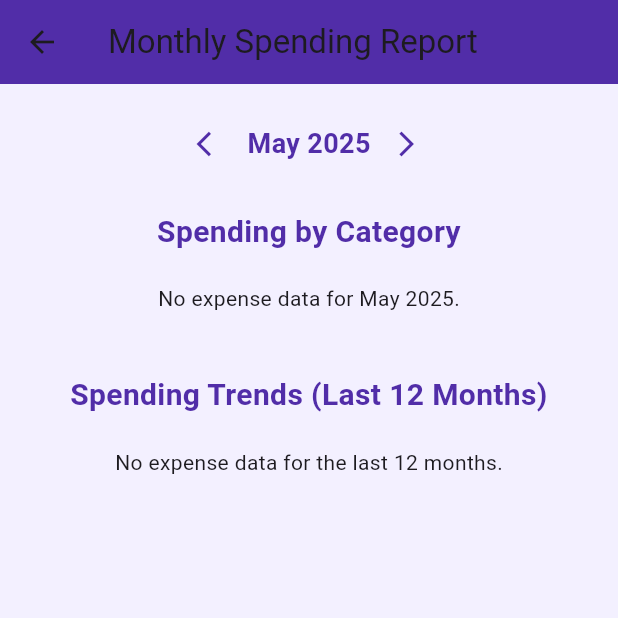
After one commit to vimethc/personal-finance-tracker, a Flutter app: the ReportsScreen screen opened directly, after a tap on the "arrow back ios" icon, on a phone screen of 412 x 824 dp, the top half of it. The commit adds this screen. Run offline on Flutter 3.47's test engine with Material 3 defaults, Android fonts, the phone set to English and light mode, and no system bars; our stand-ins replace cloud_firestore, firebase_auth, firebase_core, fl_chart, flutter_riverpod; accounts and stored records are empty.

Commit message:
feat: implement reports and insights for transaction analytics

```diff
--- a/lib/main.dart
+++ b/lib/main.dart
@@ -3,6 +3,7 @@ import 'package:flutter_riverpod/flutter_riverpod.dart';
 import 'package:firebase_core/firebase_core.dart';
 import 'screens/auth_screen.dart';
 import 'screens/dashboard_screen.dart';
+import 'screens/transaction_history_screen.dart';
 import 'providers/auth_providers.dart';
 
 void main() async {
@@ -22,6 +23,9 @@ class MyApp extends ConsumerWidget {
       theme: ThemeData(
         colorScheme: ColorScheme.fromSeed(seedColor: Colors.deepPurple),
       ),
+      routes: {
+        '/transactionHistory': (context) => const TransactionHistoryScreen(),
+      },
       home: authState.when(
         data: (user) {
           if (user == null) {
--- a/lib/providers/transaction_providers.dart
+++ b/lib/providers/transaction_providers.dart
@@ -1,6 +1,8 @@
 import 'package:flutter_riverpod/flutter_riverpod.dart';
 import '../services/transaction_service.dart';
 import '../models/transaction_model.dart';
+import './budget_providers.dart';
+import 'package:intl/intl.dart';
 
 final transactionServiceProvider = Provider<TransactionService>((ref) => TransactionService());
 
@@ -8,3 +10,21 @@ final transactionsProvider = StreamProvider<List<TransactionModel>>((ref) {
   final service = ref.watch(transactionServiceProvider);
   return service.getTransactions();
 });
+
+// Provider for the currently selected month for category summary
+final selectedCategoryMonthProvider = StateProvider<String>((ref) {
+  // Default to the current month
+  return DateFormat('yyyy-MM').format(DateTime.now());
+});
+
+final monthlyExpenseSummaryProvider = StreamProvider<Map<String, double>>((ref) {
+  final service = ref.watch(transactionServiceProvider);
+  // Watch the selected month provider
+  final selectedMonth = ref.watch(selectedCategoryMonthProvider);
+  return service.getMonthlyExpenseSummaryByCategory(selectedMonth);
+});
+
+final monthlySpendingTrendsProvider = StreamProvider<Map<String, double>>((ref) {
+  final service = ref.watch(transactionServiceProvider);
+  return service.getSpendingTrendsMonthly();
+});
--- /dev/null
+++ b/lib/screens/reports_screen.dart
@@ -0,0 +1,330 @@
+import 'package:flutter/material.dart';
+import 'package:flutter_riverpod/flutter_riverpod.dart';
+import 'package:fl_chart/fl_chart.dart';
+import '../providers/transaction_providers.dart';
+import 'package:intl/intl.dart';
+
+class ReportsScreen extends ConsumerWidget {
+  const ReportsScreen({Key? key}) : super(key: key);
+
+  @override
+  Widget build(BuildContext context, WidgetRef ref) {
+    final themeColor = const Color(0xFF512DA8);
+    final accentColor = const Color(0xFF9575CD);
+    final expenseSummaryAsync = ref.watch(monthlyExpenseSummaryProvider);
+    final spendingTrendsAsync = ref.watch(monthlySpendingTrendsProvider);
+    final selectedMonth = ref.watch(selectedCategoryMonthProvider);
+    final selectedMonthNotifier = ref.read(selectedCategoryMonthProvider.notifier);
+
+    // Function to change the month
+    void changeMonth(int monthsToAdd) {
+      final current = DateFormat('yyyy-MM').parse(selectedMonth);
+      final newMonth = DateTime(current.year, current.month + monthsToAdd);
+      selectedMonthNotifier.state = DateFormat('yyyy-MM').format(newMonth);
+    }
+
+    return Scaffold(
+      appBar: AppBar(
+        title: const Text('Monthly Spending Report'),
+        backgroundColor: themeColor,
+      ),
+      backgroundColor: const Color(0xFFF3F0FF),
+      body: SingleChildScrollView(
+        child: Padding(
+          padding: const EdgeInsets.all(16.0),
+          child: Column(
+            crossAxisAlignment: CrossAxisAlignment.stretch,
+            children: [
+              // Month Selector
+              Row(
+                mainAxisAlignment: MainAxisAlignment.center,
+                children: [
+                  IconButton(
+                    icon: Icon(Icons.arrow_back_ios, color: themeColor, size: 20),
+                    onPressed: () => changeMonth(-1),
+                  ),
+                  Text(
+                    DateFormat('MMMM yyyy').format(DateFormat('yyyy-MM').parse(selectedMonth)),
+                    style: TextStyle(fontSize: 18, fontWeight: FontWeight.bold, color: themeColor),
+                  ),
+                  IconButton(
+                    icon: Icon(Icons.arrow_forward_ios, color: themeColor, size: 20),
+                    onPressed: () => changeMonth(1),
+                  ),
+                ],
+              ),
+              const SizedBox(height: 20),
+
+              // Monthly Spending by Category Pie Chart Section
+              Text(
+                'Spending by Category',
+                style: TextStyle(fontSize: 20, fontWeight: FontWeight.bold, color: themeColor),
+                textAlign: TextAlign.center,
+              ),
+              const SizedBox(height: 20),
+              expenseSummaryAsync.when(
+                data: (summary) {
+                  if (summary.isEmpty) {
+                    return Center(child: Text('No expense data for ${DateFormat('MMMM yyyy').format(DateFormat('yyyy-MM').parse(selectedMonth))}.'));
+                  }
+
+                  // Prepare data for the Pie Chart
+                  final List<PieChartSectionData> sections = [];
+                  double total = summary.values.fold(0, (sum, item) => sum + item);
+                  int i = 0;
+                  final colors = [
+                    Colors.blue, Colors.green, Colors.orange, Colors.purple,
+                    Colors.teal, Colors.pink, Colors.brown, Colors.indigo,
+                  ]; // Example colors
+
+                  summary.forEach((category, amount) {
+                    final double percentage = (amount / total) * 100;
+                    sections.add(
+                      PieChartSectionData(
+                        value: amount,
+                        color: colors[i % colors.length],
+                        title: '\$${amount.toStringAsFixed(0)}\n${percentage.toStringAsFixed(1)}%',
+                        radius: 80,
+                        titleStyle: const TextStyle(
+                          fontSize: 14,
+                          fontWeight: FontWeight.bold,
+                          color: Colors.white,
+                        ),
+                        badgeWidget: _Badge(category, color: colors[i % colors.length]),
+                        badgePositionPercentageOffset: 1.0,
+                      ),
+                    );
+                    i++;
+                  });
+
+                  return Column(
+                    children: [
+                      SizedBox( // Wrap PieChart in SizedBox with specific height
+                        height: 250,
+                        child: PieChart(
+                          PieChartData(
+                            sections: sections,
+                            borderData: FlBorderData(show: false),
+                            sectionsSpace: 4,
+                            centerSpaceRadius: 40,
+                            pieTouchData: PieTouchData(enabled: true,
+                              touchCallback: (FlTouchEvent event, PieTouchResponse? pieTouchResponse) {
+                                if (!event.isInterestedForInteractions ||
+                                    pieTouchResponse == null ||
+                                    pieTouchResponse.touchedSection == null) {
+                                  return;
+                                }
+                                final touchedSection = pieTouchResponse.touchedSection!;
+                                final categoryIndex = touchedSection.touchedSectionIndex;
+                                if (categoryIndex < 0 || categoryIndex >= summary.keys.length) {
+                                  return;
+                                }
+                                final category = summary.keys.elementAt(categoryIndex);
+
+                                // Navigate to TransactionHistoryScreen with filters
+                                Navigator.pushNamed(context, '/transactionHistory',
+                                  arguments: {
+                                    'month': selectedMonth,
+                                    'category': category,
+                                  },
+                                );
+                              },
+                            ),
+                          ),
+                          duration: const Duration(milliseconds: 400),
+                          curve: Curves.easeInOut,
+                        ),
+                      ),
+                      const SizedBox(height: 20),
+                      Wrap(
+                        spacing: 8.0,
+                        runSpacing: 4.0,
+                        children: summary.keys.map((category) {
+                          final index = summary.keys.toList().indexOf(category);
+                          return _CategoryLegend(
+                            color: colors[index % colors.length],
+                            text: category,
+                          );
+                        }).toList(),
+                      )
+                    ],
+                  );
+                },
+                loading: () => const Center(child: CircularProgressIndicator()),
+                error: (e, _) => Center(child: Text('Error loading category summary: $e')),
+              ),
+
+              const SizedBox(height: 40),
+
+              // Monthly Spending Trends Line Chart Section
+              Text(
+                'Spending Trends (Last 12 Months)',
+                style: TextStyle(fontSize: 20, fontWeight: FontWeight.bold, color: themeColor),
+                textAlign: TextAlign.center,
+              ),
+              const SizedBox(height: 20),
+              spendingTrendsAsync.when(
+                data: (monthlyTotals) {
+                  if (monthlyTotals.isEmpty) {
+                    return const Center(child: Text('No expense data for the last 12 months.'));
+                  }
+
+                  // Sort months and prepare data for Line Chart
+                  final sortedMonths = monthlyTotals.keys.toList()..sort();
+                  final List<FlSpot> spots = [];
+                  final Map<int, String> monthIndexMap = {};
+
+                  for (var i = 0; i < sortedMonths.length; i++) {
+                    final monthKey = sortedMonths[i];
+                    final year = int.parse(monthKey.split('-')[0]);
+                    final month = int.parse(monthKey.split('-')[1]);
+                    final amount = monthlyTotals[monthKey] ?? 0.0;
+                    spots.add(FlSpot(i.toDouble(), amount));
+                    monthIndexMap[i] = DateFormat('MMM yy').format(DateTime(year, month));
+                  }
+
+                  double maxY = spots.isNotEmpty ? spots.map((e) => e.y).reduce((a, b) => a > b ? a : b) : 100;
+                  if (maxY < 100) maxY = 100; // Ensure maxY is at least 100
+
+                  return SizedBox(
+                    height: 250,
+                    child: LineChart(
+                      LineChartData(
+                        gridData: FlGridData(show: false),
+                        titlesData: FlTitlesData(
+                          bottomTitles: AxisTitles(
+                            sideTitles: SideTitles(
+                              showTitles: true,
+                              getTitlesWidget: (value, meta) {
+                                final index = value.toInt();
+                                if (index >= 0 && index < sortedMonths.length) {
+                                  return Padding(
+                                    padding: const EdgeInsets.only(top: 8.0),
+                                    child: Text(monthIndexMap[index]!, style: const TextStyle(fontSize: 10)),
+                                  );
+                                } else {
+                                  return const Text('');
+                                }
+                              },
+                              interval: 1.0,
+                              reservedSize: 30,
+                            ),
+                          ),
+                          leftTitles: AxisTitles(
+                            sideTitles: SideTitles(
+                              showTitles: true,
+                              reservedSize: 40,
+                              getTitlesWidget: (value, meta) => Text('\$${value.toInt()}', style: const TextStyle(fontSize: 10)),
+                              interval: maxY / 4, // Adjust interval based on max value
+                            ),
+                          ),
+                          topTitles: AxisTitles(sideTitles: SideTitles(showTitles: false)),
+                          rightTitles: AxisTitles(sideTitles: SideTitles(showTitles: false)),
+                        ),
+                        borderData: FlBorderData(
+                          show: true,
+                          border: Border.all(color: const Color(0xff37434d), width: 1),
+                        ),
+                        lineBarsData: [
+                          LineChartBarData(
+                            spots: spots,
+                            isCurved: true,
+                            barWidth: 2,
+                            color: accentColor,
+                            dotData: FlDotData(show: false),
+                            belowBarData: BarAreaData(
+                              show: true,
+                              color: accentColor.withOpacity(0.3),
+                            ),
+                          ),
+                        ],
+                        minX: 0,
+                        maxX: (sortedMonths.length > 0 ? sortedMonths.length - 1 : 0).toDouble(),
+                        minY: 0,
+                        maxY: maxY,
+                        lineTouchData: LineTouchData(
+                          touchTooltipData: LineTouchTooltipData(
+                            getTooltipItems: (List<LineBarSpot> touchedSpots) {
+                              return touchedSpots.map((spot) {
+                                final month = monthIndexMap[spot.x.toInt()];
+                                return LineTooltipItem(
+                                  '\$${spot.y.toStringAsFixed(2)}\n${month ?? '-'}',
+                                  const TextStyle(color: Colors.white, fontSize: 12),
+                                );
+                              }).toList();
+                            },
+                            getTooltipColor: (LineBarSpot touchedSpot) {
+                              // Return the background color for the tooltip
+                              return Colors.blueAccent;
+                            },
+                          ),
+                        ),
+                      ),
+                    ),
+                  );
+                },
+                loading: () => const Center(child: CircularProgressIndicator()),
+                error: (e, _) => Center(child: Text('Error loading spending trends: $e')),
+              ),
+            ],
+          ),
+        ),
+      ),
+    );
+  }
+}
+
+class _Badge extends StatelessWidget {
+  final String text;
+  final Color color;
+  const _Badge(this.text, {required this.color});
+
+  @override
+  Widget build(BuildContext context) {
+    return Container(
+      padding: const EdgeInsets.symmetric(horizontal: 6, vertical: 2),
+      decoration: BoxDecoration(
+        color: color,
+        borderRadius: BorderRadius.circular(12),
+      ),
+      child: Text(
+        text,
+        style: const TextStyle(
+          color: Colors.white,
+          fontSize: 10,
+          fontWeight: FontWeight.bold,
+        ),
+      ),
+    );
+  }
+}
+
+class _CategoryLegend extends StatelessWidget {
+  final Color color;
+  final String text;
+
+  const _CategoryLegend({
+    Key? key,
+    required this.color,
+    required this.text,
+  }) : super(key: key);
+
+  @override
+  Widget build(BuildContext context) {
+    return Row(
+      mainAxisSize: MainAxisSize.min,
+      children: [
+        Container(
+          width: 16,
+          height: 16,
+          decoration: BoxDecoration(
+            shape: BoxShape.circle,
+            color: color,
+          ),
+        ),
+        const SizedBox(width: 4),
+        Text(text, style: const TextStyle(fontSize: 12)),
+      ],
+    );
+  }
+}
--- a/lib/services/transaction_service.dart
+++ b/lib/services/transaction_service.dart
@@ -79,4 +79,61 @@ class TransactionService {
         .doc(id)
         .delete();
   }
+
+  // Get monthly expense summary by category
+  Stream<Map<String, double>> getMonthlyExpenseSummaryByCategory(String monthKey) {
+    final user = _auth.currentUser;
+    if (user == null) return Stream.value({});
+
+    // Calculate start and end dates for the monthKey
+    final year = int.parse(monthKey.split('-')[0]);
+    final month = int.parse(monthKey.split('-')[1]);
+    final startDate = DateTime(year, month, 1);
+    final endDate = DateTime(year, month + 1, 0, 23, 59, 59); // Last day of the month
+
+    return _firestore
+        .collection('users')
+        .doc(user.uid)
+        .collection('transactions')
+        .where('type', isEqualTo: 'expense')
+        .where('date', isGreaterThanOrEqualTo: startDate)
+        .where('date', isLessThanOrEqualTo: endDate)
+        .snapshots()
+        .map((snapshot) {
+      final Map<String, double> summary = {};
+      for (final doc in snapshot.docs) {
+        final transaction = TransactionModel.fromMap(doc.data(), doc.id);
+        summary.update(transaction.category, (value) => value + transaction.amount, ifAbsent: () => transaction.amount);
+      }
+      return summary;
+    });
+  }
+
+  // Get monthly spending trends for the last 12 months
+  Stream<Map<String, double>> getSpendingTrendsMonthly() {
+    final user = _auth.currentUser;
+    if (user == null) return Stream.value({});
+
+    final now = DateTime.now();
+    final twelveMonthsAgo = DateTime(now.year, now.month - 11, 1); // Start of the month 12 months ago
+
+    return _firestore
+        .collection('users')
+        .doc(user.uid)
+        .collection('transactions')
+        .where('type', isEqualTo: 'expense')
+        .where('date', isGreaterThanOrEqualTo: Timestamp.fromDate(twelveMonthsAgo))
+        .where('date', isLessThanOrEqualTo: Timestamp.fromDate(now))
+        .orderBy('date') // Order by date to group by month easily
+        .snapshots()
+        .map((snapshot) {
+      final Map<String, double> monthlyTotals = {};
+      for (final doc in snapshot.docs) {
+        final transaction = TransactionModel.fromMap(doc.data(), doc.id);
+        final monthKey = '${transaction.date.year}-${transaction.date.month.toString().padLeft(2, '0')}';
+        monthlyTotals.update(monthKey, (value) => value + transaction.amount, ifAbsent: () => transaction.amount);
+      }
+      return monthlyTotals;
+    });
+  }
 }
--- a/pubspec.yaml
+++ b/pubspec.yaml
@@ -39,6 +39,7 @@ dependencies:
   cloud_firestore: ^5.6.8
   firebase_auth: ^5.5.4
   intl: ^0.20.2
+  fl_chart: ^1.0.0
 
 dev_dependencies:
   flutter_test:
```
Also changed, not shown: lib/screens/dashboard_screen.dart (+10 -0 lines), lib/screens/transaction_history_screen.dart (+46 -6 lines), pubspec.lock, 1 other file.
